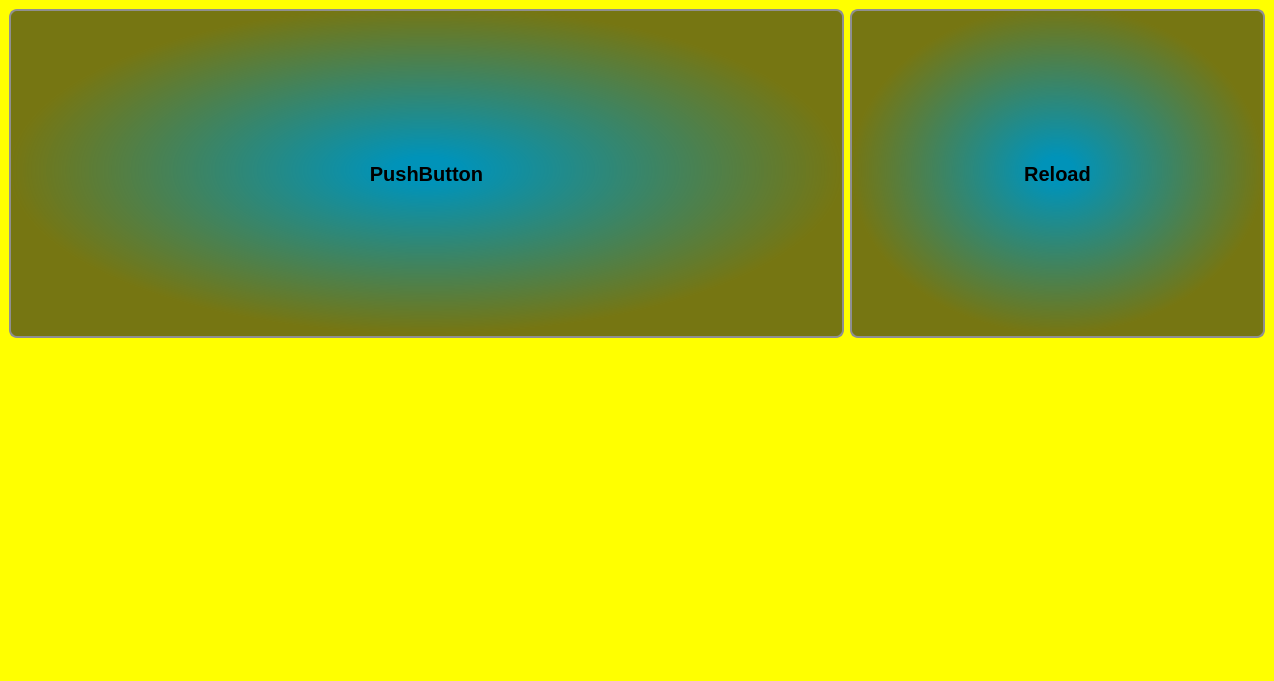
This is iDom_Client/wwwshowwindow.ui in cyniu88/QT_kurs as Qt 5 draws it before an edit. The edited form follows.
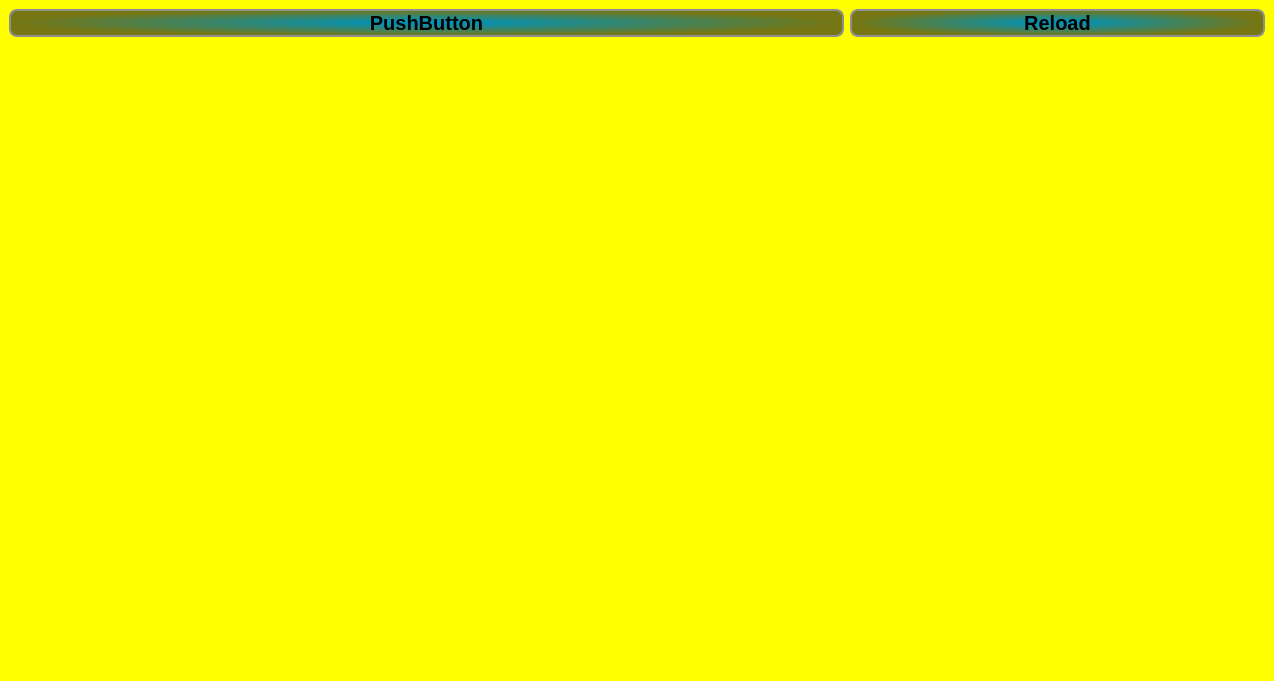
This is the edited form.

The edit to the form file:
```diff
--- a/iDom_Client/wwwshowwindow.ui
+++ b/iDom_Client/wwwshowwindow.ui
@@ -26,7 +26,7 @@
     <item row="0" column="2">
      <widget class="QPushButton" name="pushButton">
       <property name="sizePolicy">
-       <sizepolicy hsizetype="Minimum" vsizetype="Preferred">
+       <sizepolicy hsizetype="Minimum" vsizetype="Ignored">
         <horstretch>0</horstretch>
         <verstretch>0</verstretch>
        </sizepolicy>
@@ -50,7 +50,7 @@
     <item row="0" column="0" colspan="2">
      <widget class="QPushButton" name="pushButton_2">
       <property name="sizePolicy">
-       <sizepolicy hsizetype="Minimum" vsizetype="Preferred">
+       <sizepolicy hsizetype="Minimum" vsizetype="Fixed">
         <horstretch>0</horstretch>
         <verstretch>0</verstretch>
        </sizepolicy>
```
